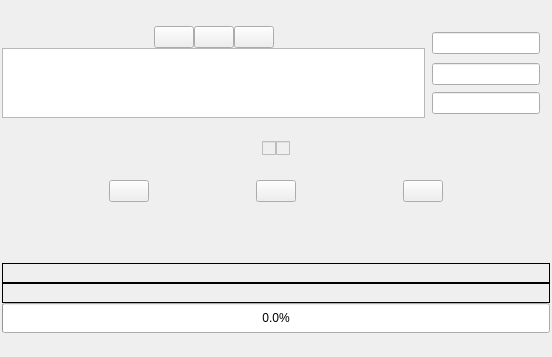
This is dialogy/multiplevideoet.ui in RaphCucul/Image-registration-GUI as Qt 5 draws it before an edit. The edited form follows.
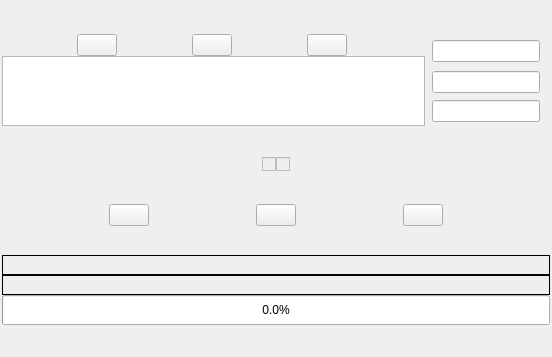
This is the edited form.

Patch:
```diff
--- a/dialogy/multiplevideoet.ui
+++ b/dialogy/multiplevideoet.ui
@@ -25,7 +25,7 @@
   <property name="autoFillBackground">
    <bool>true</bool>
   </property>
-  <layout class="QVBoxLayout" name="verticalLayout_3" stretch="4,0,0,0">
+  <layout class="QVBoxLayout" name="verticalLayout_3" stretch="10,1,1,1">
    <property name="spacing">
     <number>0</number>
    </property>
@@ -47,19 +47,6 @@
       <layout class="QVBoxLayout" name="verticalLayout">
        <item>
         <layout class="QHBoxLayout" name="horizontalLayout_6">
-         <item>
-          <spacer name="horizontalSpacer_3">
-           <property name="orientation">
-            <enum>Qt::Horizontal</enum>
-           </property>
-           <property name="sizeHint" stdset="0">
-            <size>
-             <width>40</width>
-             <height>20</height>
-            </size>
-           </property>
-          </spacer>
-         </item>
          <item>
           <widget class="QPushButton" name="afewVideosPB">
            <property name="sizePolicy">
@@ -114,19 +101,6 @@
            </property>
           </widget>
          </item>
-         <item>
-          <spacer name="horizontalSpacer_4">
-           <property name="orientation">
-            <enum>Qt::Horizontal</enum>
-           </property>
-           <property name="sizeHint" stdset="0">
-            <size>
-             <width>40</width>
-             <height>20</height>
-            </size>
-           </property>
-          </spacer>
-         </item>
         </layout>
        </item>
        <item>
@@ -381,29 +355,13 @@
     </layout>
    </item>
    <item>
-    <layout class="QVBoxLayout" name="verticalLayout_2" stretch="3,1,1,1">
+    <layout class="QVBoxLayout" name="verticalLayout_2" stretch="1,1,1">
      <property name="spacing">
       <number>0</number>
      </property>
      <property name="sizeConstraint">
       <enum>QLayout::SetMinimumSize</enum>
      </property>
-     <item>
-      <spacer name="verticalSpacer">
-       <property name="orientation">
-        <enum>Qt::Vertical</enum>
-       </property>
-       <property name="sizeType">
-        <enum>QSizePolicy::Fixed</enum>
-       </property>
-       <property name="sizeHint" stdset="0">
-        <size>
-         <width>20</width>
-         <height>40</height>
-        </size>
-       </property>
-      </spacer>
-     </item>
      <item>
       <widget class="QLabel" name="actualVideo_label">
        <property name="sizePolicy">
```
